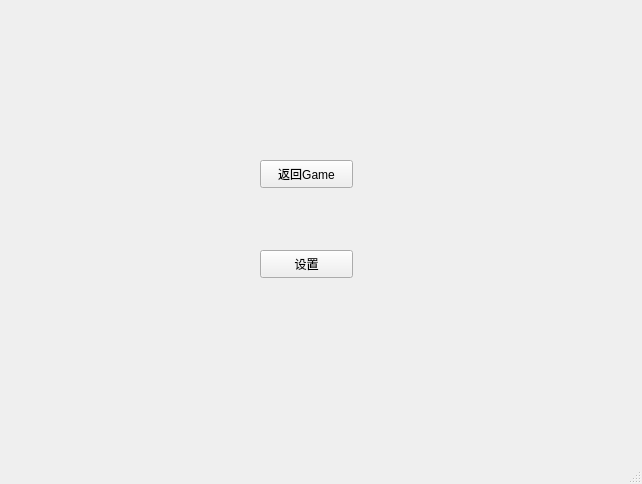
This is cmenudlg.ui in wgananh/Formal_Brmal_Bejeweled as Qt 5 draws it before an edit. The edited form follows.
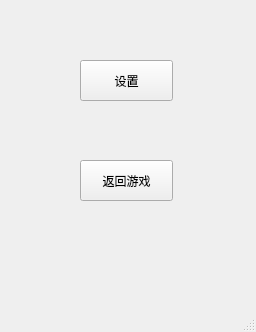
This is the edited form. Icons and pictures are not drawn.

The edit to the form file:
```diff
--- a/cmenudlg.ui
+++ b/cmenudlg.ui
@@ -6,8 +6,8 @@
    <rect>
     <x>0</x>
     <y>0</y>
-    <width>642</width>
-    <height>484</height>
+    <width>256</width>
+    <height>332</height>
    </rect>
   </property>
   <property name="windowTitle">
@@ -17,25 +17,33 @@
    <widget class="QPushButton" name="btn_menuToGame">
     <property name="geometry">
      <rect>
-      <x>260</x>
+      <x>80</x>
       <y>160</y>
       <width>93</width>
-      <height>28</height>
+      <height>41</height>
      </rect>
     </property>
+    <property name="styleSheet">
+     <string notr="true">border-image: url(:/new/picture/pushbotton_background.png);
+font: 75 9pt &quot;微软雅黑&quot;;</string>
+    </property>
     <property name="text">
-     <string>返回Game</string>
+     <string>返回游戏</string>
     </property>
    </widget>
    <widget class="QPushButton" name="btn_menuToSet">
     <property name="geometry">
      <rect>
-      <x>260</x>
-      <y>250</y>
+      <x>80</x>
+      <y>60</y>
       <width>93</width>
-      <height>28</height>
+      <height>41</height>
      </rect>
     </property>
+    <property name="styleSheet">
+     <string notr="true">border-image: url(:/new/picture/pushbotton_background.png);
+font: 75 9pt &quot;微软雅黑&quot;;</string>
+    </property>
     <property name="text">
      <string>设置</string>
     </property>
```
Left out of the diff: 4 changed lines with no effect on the pictures.
